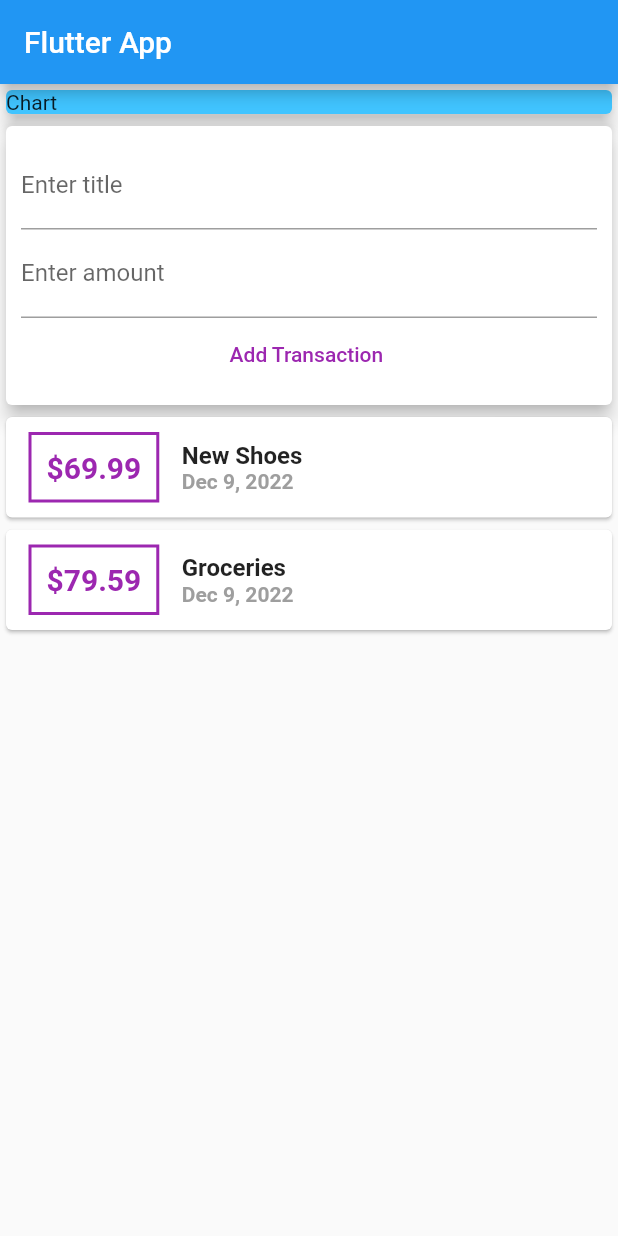
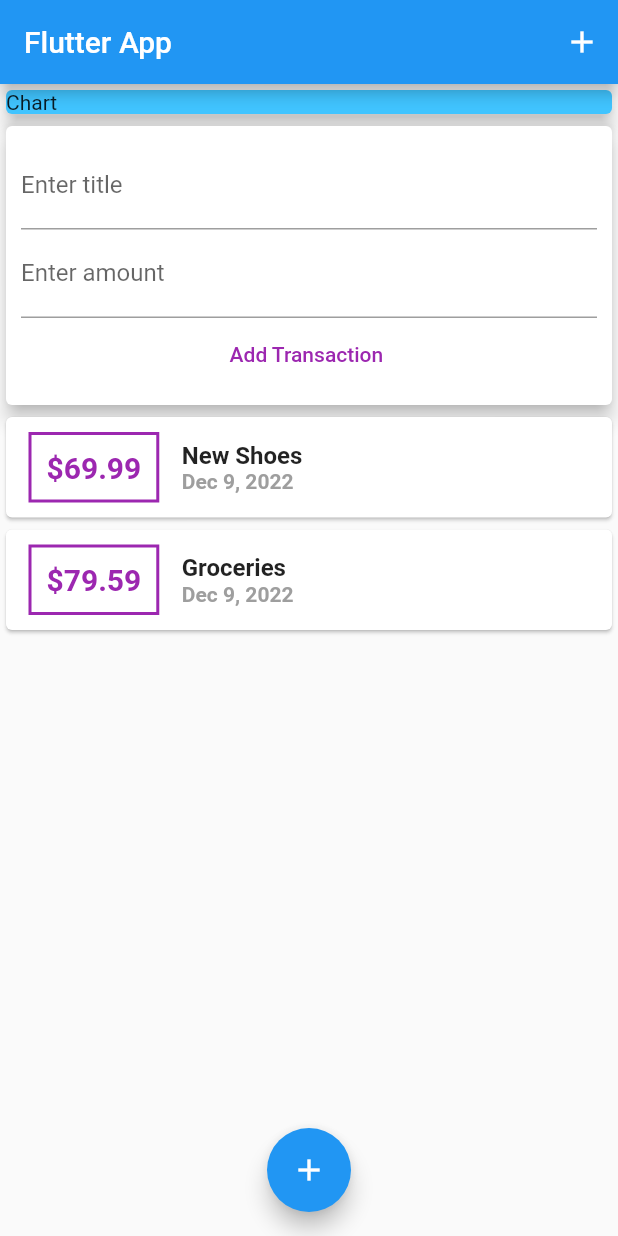
Before and after one commit to niguns7/expenses_app, a Flutter app: the screen it shows after launch, on a phone screen of 412 x 824 dp. Run offline on Flutter 3.47's test engine with Material 2 defaults, Android fonts, the phone set to English and light mode, and no system bars.

Commit message:
navbar and floating action button added

```diff
--- a/lib/main.dart
+++ b/lib/main.dart
@@ -25,6 +25,11 @@ class MyHomePage extends StatelessWidget {
     return Scaffold(
       appBar: AppBar(
         title: Text('Flutter App'),
+        actions: <Widget>[
+          IconButton(icon: Icon(Icons.add), onPressed: () {
+
+          },),
+        ],
       ),
       body: SingleChildScrollView(
         child: Column(
@@ -42,6 +47,10 @@ class MyHomePage extends StatelessWidget {
          ],
         ),
       ),
+      floatingActionButtonLocation: FloatingActionButtonLocation.centerFloat,
+      floatingActionButton: FloatingActionButton(child: Icon(Icons.add),onPressed: () {
+
+      },),
     );
   }
 }
```
